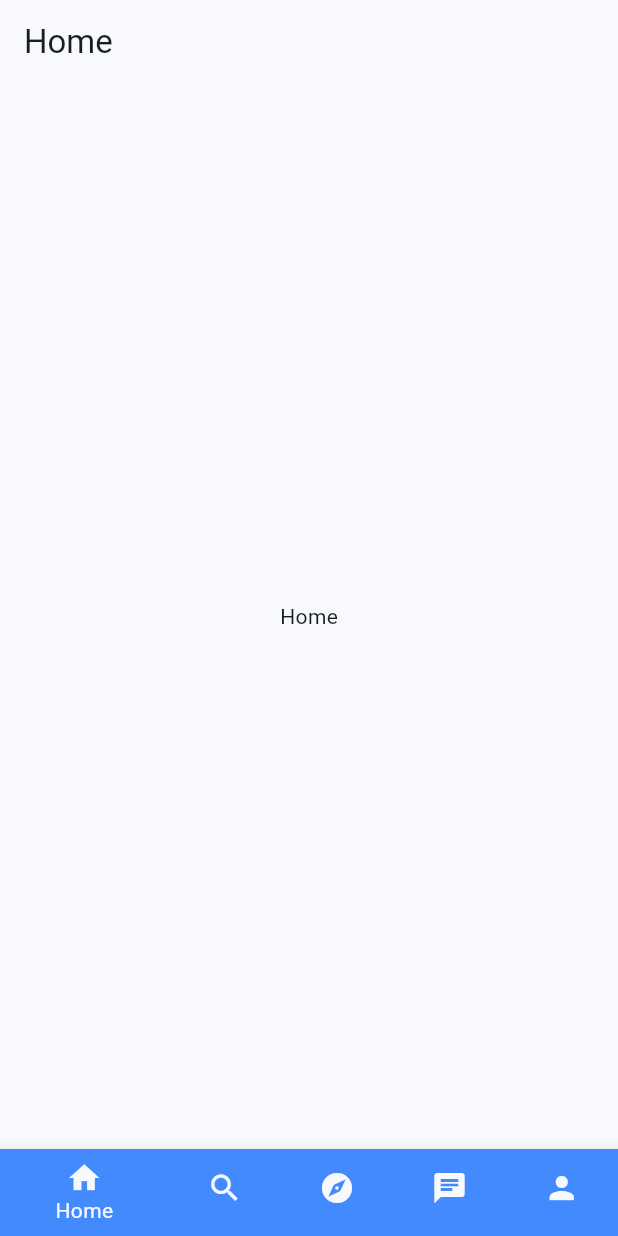
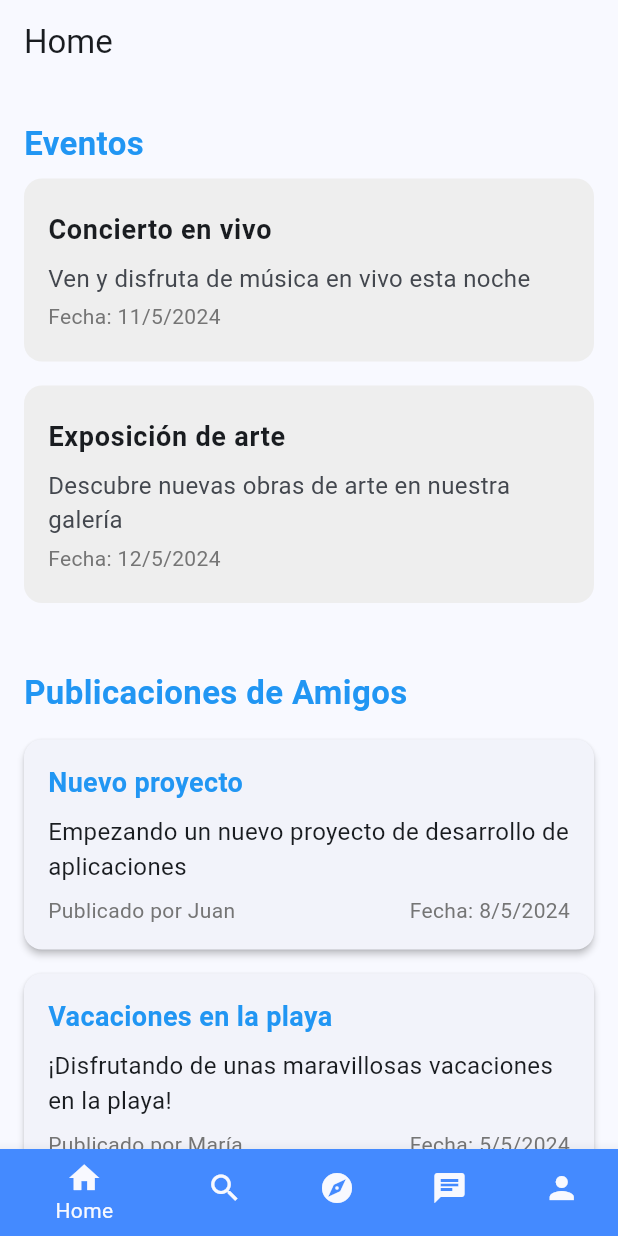
Before and after one commit to EmilioMartel/Stunet, a Flutter app: the MainScreen screen opened by its route, on a phone screen of 412 x 824 dp. Run offline on Flutter 3.47's test engine with Material 3 defaults, Android fonts, the phone set to English and light mode, and no system bars; our stand-ins replace dio, flutter_dotenv, go_router.

Commit message:
Home Screen finished

```diff
--- a/lib/presentation/screens/stunet/home_screen.dart
+++ b/lib/presentation/screens/stunet/home_screen.dart
@@ -1,14 +1,197 @@
 import 'package:flutter/material.dart';
 
+class HomeEvent {
+  final String title;
+  final String description;
+  final DateTime date;
+
+  HomeEvent({
+    required this.title,
+    required this.description,
+    required this.date,
+  });
+}
+
+class FriendPost {
+  final String title;
+  final String message;
+  final DateTime date;
+  final String user;
+
+  FriendPost({
+    required this.title,
+    required this.message,
+    required this.date,
+    required this.user,
+  });
+}
+
 class HomeScreen extends StatelessWidget {
+  static const name = 'home-screen';
 
-  static const String name = 'home-screen';
-  const HomeScreen({super.key});
+  final List<HomeEvent> events = [
+    HomeEvent(
+      title: 'Concierto en vivo',
+      description: 'Ven y disfruta de música en vivo esta noche',
+      date: DateTime.now().add(const Duration(days: 1)),
+    ),
+    HomeEvent(
+      title: 'Exposición de arte',
+      description: 'Descubre nuevas obras de arte en nuestra galería',
+      date: DateTime.now().add(const Duration(days: 2)),
+    ),
+  ];
+
+  final List<FriendPost> friendPosts = [
+    FriendPost(
+      title: 'Nuevo proyecto',
+      message: 'Empezando un nuevo proyecto de desarrollo de aplicaciones',
+      date: DateTime.now().subtract(const Duration(days: 2)),
+      user: 'Juan',
+    ),
+    FriendPost(
+      title: 'Vacaciones en la playa',
+      message: '¡Disfrutando de unas maravillosas vacaciones en la playa!',
+      date: DateTime.now().subtract(const Duration(days: 5)),
+      user: 'María',
+    ),
+  ];
+
+  HomeScreen({Key? key}) : super(key: key);
 
   @override
   Widget build(BuildContext context) {
-    return const Center(
-      child:  Text('Home'),
+    return Scaffold(
+      body: ListView(
+        padding: const EdgeInsets.all(16.0),
+        children: [
+          _buildSectionTitle('Eventos'),
+          _buildEventList(),
+          const SizedBox(height: 20.0),
+          _buildSectionTitle('Publicaciones de Amigos'),
+          _buildFriendPostList(),
+        ],
+      ),
+    );
+  }
+
+  Widget _buildSectionTitle(String title) {
+    return Padding(
+      padding: const EdgeInsets.symmetric(vertical: 8.0),
+      child: Text(
+        title,
+        style: const TextStyle(
+          fontSize: 22,
+          fontWeight: FontWeight.bold,
+          color: Colors.blue,
+        ),
+      ),
+    );
+  }
+
+  Widget _buildEventList() {
+    return Column(
+      children: events.map((event) {
+        return Column(
+          children: [
+            ListTile(
+              title: Text(
+                event.title,
+                style: const TextStyle(
+                  fontWeight: FontWeight.bold,
+                  fontSize: 18.0,
+                ),
+              ),
+              subtitle: Column(
+                crossAxisAlignment: CrossAxisAlignment.start,
+                children: [
+                  const SizedBox(height: 8.0),
+                  Text(
+                    event.description,
+                    style: const TextStyle(
+                      fontSize: 16.0,
+                    ),
+                  ),
+                  const SizedBox(height: 4.0),
+                  Text(
+                    'Fecha: ${event.date.day}/${event.date.month}/${event.date.year}',
+                    style: TextStyle(
+                      fontSize: 14.0,
+                      color: Colors.grey[600],
+                    ),
+                  ),
+                ],
+              ),
+              tileColor: Colors.grey[200],
+              contentPadding: const EdgeInsets.symmetric(
+                vertical: 12.0,
+                horizontal: 16.0,
+              ),
+              shape: RoundedRectangleBorder(
+                borderRadius: BorderRadius.circular(12.0),
+              ),
+            ),
+            const SizedBox(height: 16.0), // Espacio vertical entre eventos
+          ],
+        );
+      }).toList(),
+    );
+  }
+
+  Widget _buildFriendPostList() {
+    return Column(
+      children: friendPosts.map((post) {
+        return Card(
+          margin: const EdgeInsets.symmetric(vertical: 8.0),
+          shape: RoundedRectangleBorder(
+            borderRadius: BorderRadius.circular(12.0),
+          ),
+          elevation: 2.0,
+          child: Padding(
+            padding: const EdgeInsets.all(16.0),
+            child: Column(
+              crossAxisAlignment: CrossAxisAlignment.start,
+              children: [
+                Text(
+                  post.title,
+                  style: const TextStyle(
+                    fontSize: 18.0,
+                    fontWeight: FontWeight.bold,
+                    color: Colors.blue,
+                  ),
+                ),
+                const SizedBox(height: 8.0),
+                Text(
+                  post.message,
+                  style: const TextStyle(
+                    fontSize: 16.0,
+                  ),
+                ),
+                const SizedBox(height: 8.0),
+                Row(
+                  mainAxisAlignment: MainAxisAlignment.spaceBetween,
+                  children: [
+                    Text(
+                      'Publicado por ${post.user}',
+                      style: TextStyle(
+                        fontSize: 14.0,
+                        color: Colors.grey[600],
+                      ),
+                    ),
+                    Text(
+                      'Fecha: ${post.date.day}/${post.date.month}/${post.date.year}',
+                      style: TextStyle(
+                        fontSize: 14.0,
+                        color: Colors.grey[600],
+                      ),
+                    ),
+                  ],
+                ),
+              ],
+            ),
+          ),
+        );
+      }).toList(),
     );
   }
 }
--- a/lib/presentation/screens/stunet/main_screen.dart
+++ b/lib/presentation/screens/stunet/main_screen.dart
@@ -19,7 +19,7 @@ class _MainScreenState extends State<MainScreen> {
   int _currentIndex = 0;
 
   final List<Widget> _screens = [
-    const HomeScreen(),
+    HomeScreen(),
      SearchScreen(),
     const DiscoverScreen(),
     const ChatScreen(),
```
